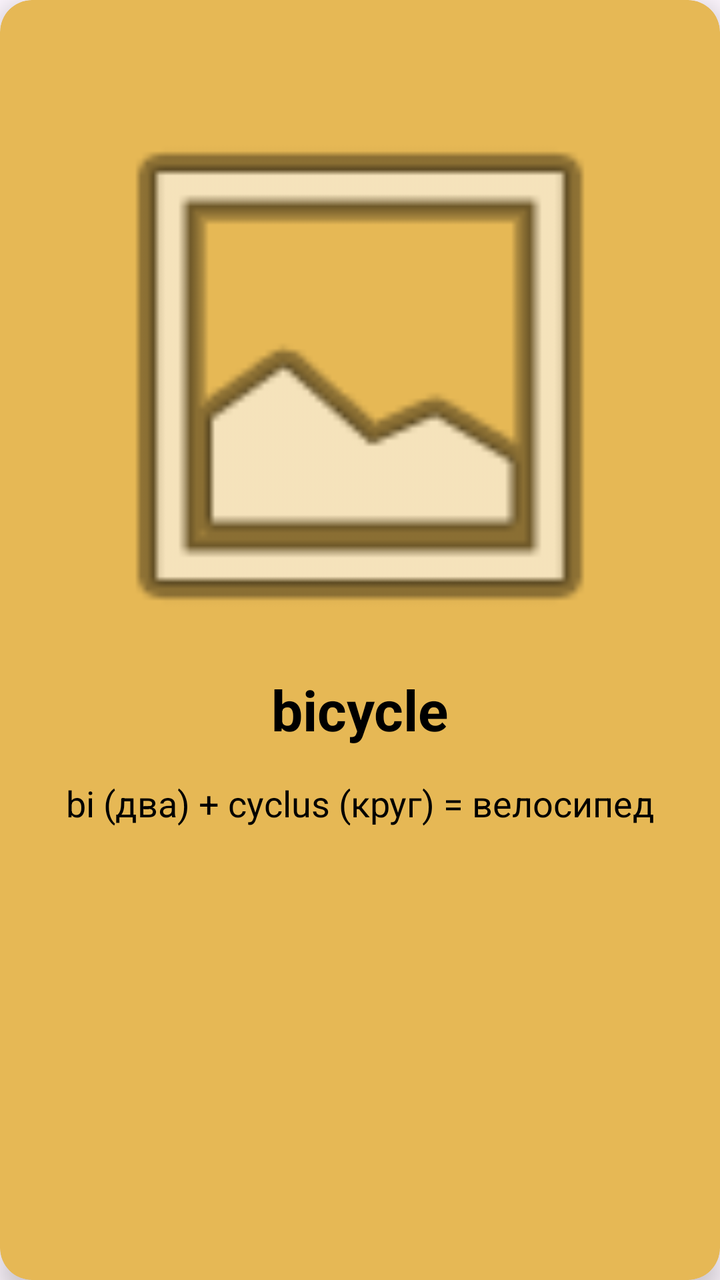
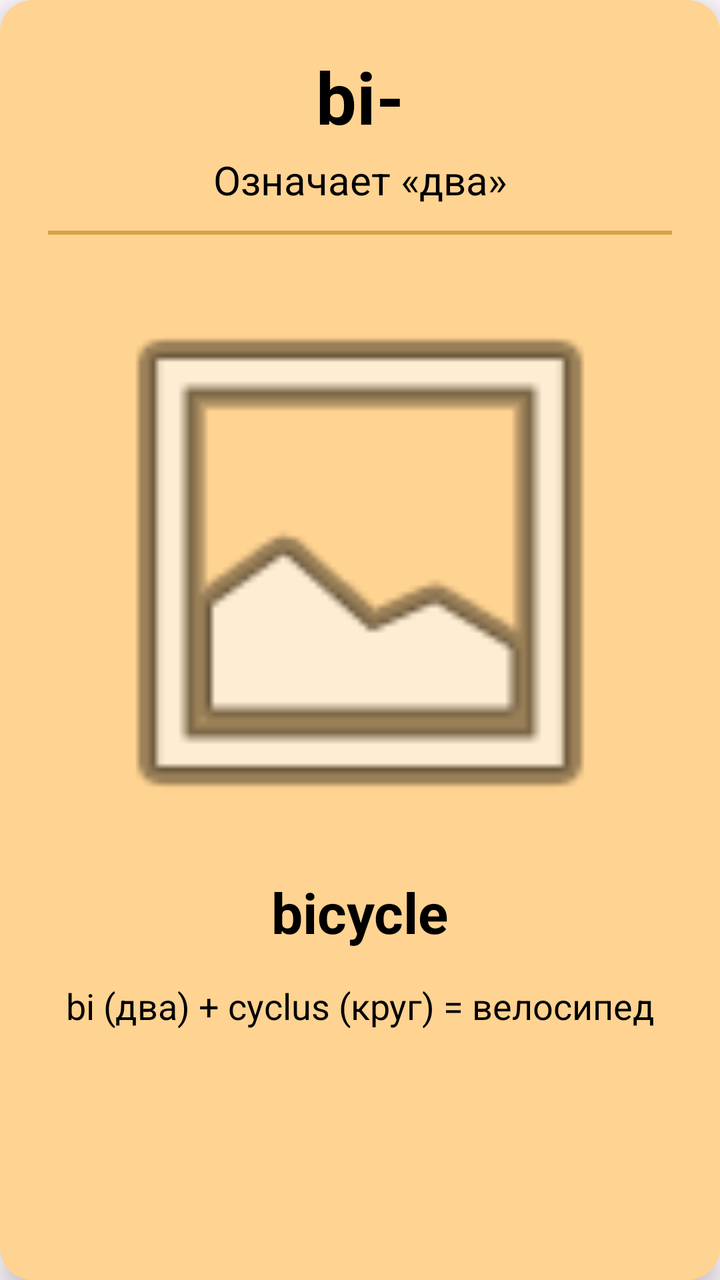

Two renders of the same Android screen: before a commit and after it. Below are the layout's source before the change and the commit's diff.
<!-- AndroidManifest.xml: application theme Theme.LL -->
<!-- res/layout/item_word_card.xml -->
<?xml version="1.0" encoding="utf-8"?>
<androidx.cardview.widget.CardView
    xmlns:android="http://schemas.android.com/apk/res/android"
    xmlns:app="http://schemas.android.com/apk/res-auto"
    android:layout_width="match_parent"
    android:layout_height="match_parent"
    android:layout_margin="8dp"
    app:cardCornerRadius="16dp"
    app:cardElevation="8dp"
    app:strokeWidth="2dp"
    app:strokeColor="#d4a34a"
    app:cardBackgroundColor="#e6b855">

    <androidx.constraintlayout.widget.ConstraintLayout
        android:layout_width="match_parent"
        android:layout_height="match_parent"
        android:padding="24dp">

        <ImageView
            android:id="@+id/imageView"
            android:layout_width="0dp"
            android:layout_height="0dp"
            android:layout_marginTop="16dp"
            android:layout_marginBottom="24dp"
            android:contentDescription="Иллюстрация слова"
            android:src="@android:drawable/ic_menu_gallery"
            app:layout_constraintBottom_toTopOf="@id/textViewWord"
            app:layout_constraintEnd_toEndOf="parent"
            app:layout_constraintStart_toStartOf="parent"
            app:layout_constraintTop_toTopOf="parent"
            app:layout_constraintHeight_percent="0.5" />

        <TextView
            android:id="@+id/textViewWord"
            android:layout_width="wrap_content"
            android:layout_height="wrap_content"
            android:text="bicycle"
            android:textColor="#000000"
            android:textSize="28sp"
            android:textStyle="bold"
            app:layout_constraintEnd_toEndOf="parent"
            app:layout_constraintStart_toStartOf="parent"
            app:layout_constraintTop_toBottomOf="@id/imageView" />

        <TextView
            android:id="@+id/textViewExplanation"
            android:layout_width="wrap_content"
            android:layout_height="wrap_content"
            android:layout_marginTop="16dp"
            android:text="bi (два) + cyclus (круг) = велосипед"
            android:gravity="center"
            android:textColor="#000000"
            android:textSize="18sp"
            app:layout_constraintEnd_toEndOf="parent"
            app:layout_constraintStart_toStartOf="parent"
            app:layout_constraintTop_toBottomOf="@id/textViewWord" />

    </androidx.constraintlayout.widget.ConstraintLayout>
</androidx.cardview.widget.CardView>
<!-- resources referenced by this layout -->
<resources>
  <style name="Theme.LL" parent="Theme.Material3.Light.NoActionBar">
          <item name="android:statusBarColor">@color/black</item>
          <item name="android:windowLightStatusBar">false</item>
  
      </style>
  <color name="black">#FF000000</color>
</resources>

<!-- the commit's change to res/layout/item_word_card.xml (unified diff, before → after) -->
@@ -9,12 +9,48 @@
     app:cardElevation="8dp"
     app:strokeWidth="2dp"
     app:strokeColor="#d4a34a"
-    app:cardBackgroundColor="#e6b855">
+    app:cardBackgroundColor="@color/Background">
 
     <androidx.constraintlayout.widget.ConstraintLayout
         android:layout_width="match_parent"
         android:layout_height="match_parent"
         android:padding="24dp">
+
+        <TextView
+            android:id="@+id/affixTitle"
+            android:layout_width="wrap_content"
+            android:layout_height="wrap_content"
+            android:text="bi-"
+            android:textColor="#000000"
+            android:textSize="36sp"
+            android:textStyle="bold"
+            app:layout_constraintEnd_toEndOf="parent"
+            app:layout_constraintStart_toStartOf="parent"
+            app:layout_constraintTop_toTopOf="parent" />
+
+        
+        <TextView
+            android:id="@+id/affixMeaning"
+            android:layout_width="wrap_content"
+            android:layout_height="wrap_content"
+            android:layout_marginTop="4dp"
+            android:text="Означает «два»"
+            android:textColor="#000000"
+            android:textSize="20sp"
+            app:layout_constraintEnd_toEndOf="parent"
+            app:layout_constraintStart_toStartOf="parent"
+            app:layout_constraintTop_toBottomOf="@id/affixTitle" />
+
+        
+        <View
+            android:id="@+id/divider"
+            android:layout_width="wrap_content"
+            android:layout_height="2dp"
+            android:background="#d4a34a"
+            app:layout_constraintEnd_toEndOf="parent"
+            app:layout_constraintStart_toStartOf="parent"
+            app:layout_constraintTop_toBottomOf="@id/affixMeaning"
+            android:layout_marginTop="12dp" />
 
         <ImageView
             android:id="@+id/imageView"
@@ -26,14 +62,16 @@
             android:src="@android:drawable/ic_menu_gallery"
             app:layout_constraintBottom_toTopOf="@id/textViewWord"
             app:layout_constraintEnd_toEndOf="parent"
+            app:layout_constraintHeight_percent="0.5"
+            app:layout_constraintHorizontal_bias="0.0"
             app:layout_constraintStart_toStartOf="parent"
-            app:layout_constraintTop_toTopOf="parent"
-            app:layout_constraintHeight_percent="0.5" />
+            app:layout_constraintTop_toBottomOf="@+id/divider" />
 
         <TextView
             android:id="@+id/textViewWord"
             android:layout_width="wrap_content"
             android:layout_height="wrap_content"
+            android:layout_marginTop="8dp"
             android:text="bicycle"
             android:textColor="#000000"
             android:textSize="28sp"
<!-- resource entries referenced after the edit -->
@@ -1,5 +1,6 @@
 <!-- resources referenced by this layout -->
 <resources>
+  <color name="Background">#ffd391</color>
   <style name="Theme.LL" parent="Theme.Material3.Light.NoActionBar">
           <item name="android:statusBarColor">@color/black</item>
           <item name="android:windowLightStatusBar">false</item>
